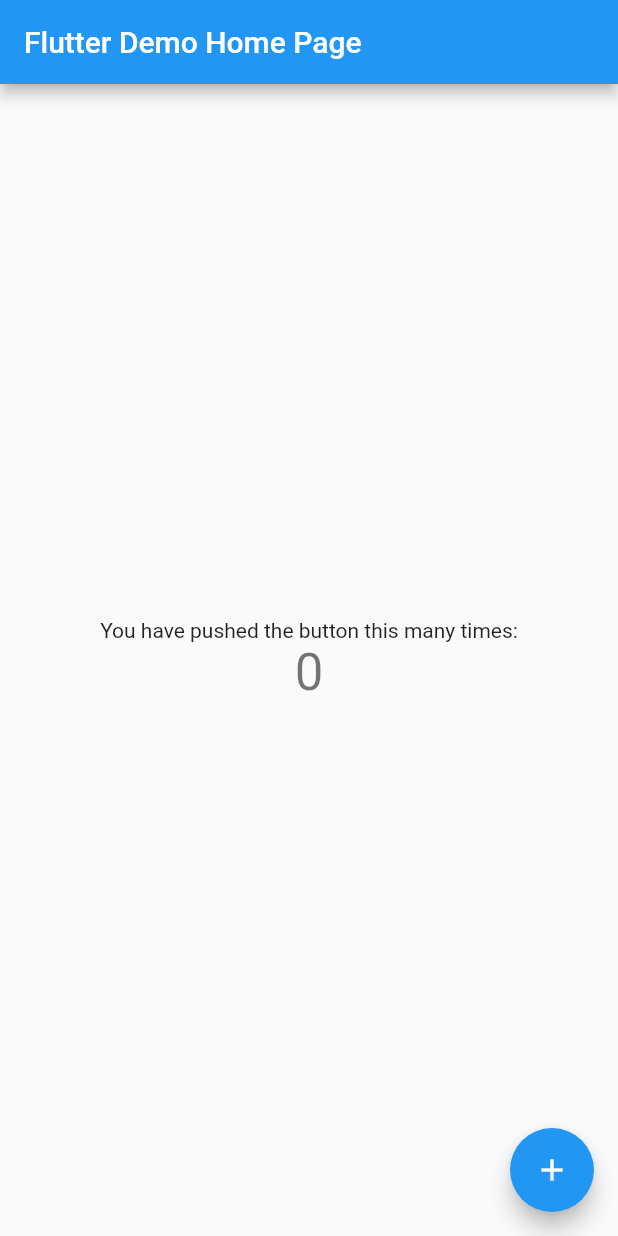
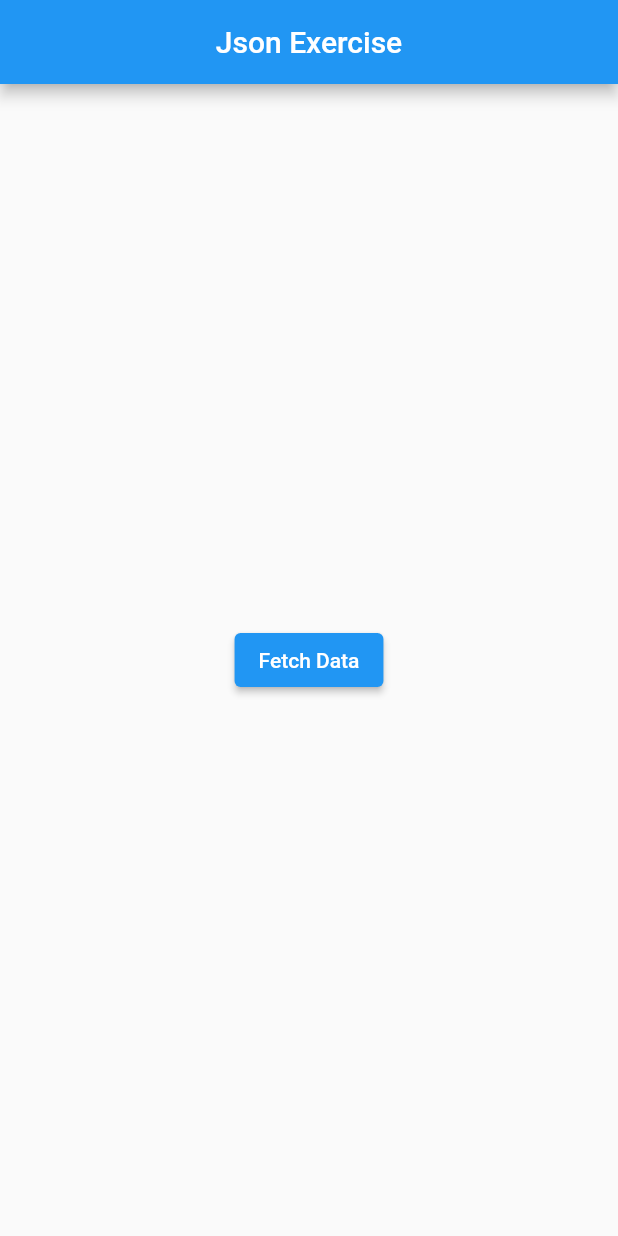
Before and after one commit to hadiuzzaman524/Json-Placeholder-exercise-with-flutter, a Flutter app: the screen it shows after launch, on a phone screen of 412 x 824 dp. Run offline on Flutter 3.47's test engine with Material 2 defaults, Android fonts, the phone set to English and light mode, and no system bars; our stand-ins replace bloc, flutter_bloc.

Commit message:
successfully fetched data

```diff
--- a/jsonex/lib/model/indernet/fetch_data.dart
+++ b/jsonex/lib/cubit/helper_cubit.dart
@@ -1,28 +1,33 @@
+import 'package:bloc/bloc.dart';
 import 'package:flutter/foundation.dart';
-import 'package:flutter/material.dart';
 import 'package:http/http.dart' as http;
+import 'helper_state.dart';
 
-class FetchDataFromInternet {
+class HelperCubit extends Cubit<HelperState> {
+  HelperCubit() : super(InitialState());
 
   Future<void> fetchData() async {
     const String dataUrl = "https://jsonplaceholder.typicode.com/posts";
     try {
+      emit(LoadingState());
       final response = await http.get(Uri.parse(dataUrl));
-
       if (response.statusCode == 200) {
         if (kDebugMode) {
           print("Ok");
           print(response.body);
         }
+        emit(LoadedState(response.body));
       } else {
         if (kDebugMode) {
           print("Status error ${response.statusCode}");
         }
+        emit(ErrorState("Status code ${response.statusCode}"));
       }
     } catch (e) {
       if (kDebugMode) {
         print("Error");
       }
+      emit(ErrorState("Error in fetch data"));
     }
   }
 }
--- /dev/null
+++ b/jsonex/lib/cubit/helper_state.dart
@@ -0,0 +1,27 @@
+class HelperState {
+  HelperState init() {
+    return HelperState();
+  }
+
+  HelperState clone() {
+    return HelperState();
+  }
+}
+
+class InitialState extends HelperState {}
+
+class LoadingState extends HelperState {}
+
+class FetchDataState extends HelperState {}
+
+class LoadedState extends HelperState {
+
+  String jsonBody;
+  LoadedState(this.jsonBody);
+
+}
+
+class ErrorState extends HelperState {
+  String errorMessage;
+  ErrorState(this.errorMessage);
+}
--- a/jsonex/lib/main.dart
+++ b/jsonex/lib/main.dart
@@ -1,4 +1,7 @@
 import 'package:flutter/material.dart';
+import 'package:jsonex/cubit/helper_cubit.dart';
+import 'package:jsonex/screens/home.dart';
+import 'package:flutter_bloc/flutter_bloc.dart';
 
 void main() {
   runApp(const MyApp());
@@ -7,109 +10,16 @@ void main() {
 class MyApp extends StatelessWidget {
   const MyApp({Key? key}) : super(key: key);
 
-  // This widget is the root of your application.
   @override
   Widget build(BuildContext context) {
     return MaterialApp(
-      title: 'Flutter Demo',
       theme: ThemeData(
-        // This is the theme of your application.
-        //
-        // Try running your application with "flutter run". You'll see the
-        // application has a blue toolbar. Then, without quitting the app, try
-        // changing the primarySwatch below to Colors.green and then invoke
-        // "hot reload" (press "r" in the console where you ran "flutter run",
-        // or simply save your changes to "hot reload" in a Flutter IDE).
-        // Notice that the counter didn't reset back to zero; the application
-        // is not restarted.
         primarySwatch: Colors.blue,
       ),
-      home: const MyHomePage(title: 'Flutter Demo Home Page'),
+      home: BlocProvider(
+        create: (context) => HelperCubit(),
+        child: HomePage(),
+      ),
     );
   }
 }
-
-class MyHomePage extends StatefulWidget {
-  const MyHomePage({Key? key, required this.title}) : super(key: key);
-
-  // This widget is the home page of your application. It is stateful, meaning
-  // that it has a State object (defined below) that contains fields that affect
-  // how it looks.
-
-  // This class is the configuration for the state. It holds the values (in this
-  // case the title) provided by the parent (in this case the App widget) and
-  // used by the build method of the State. Fields in a Widget subclass are
-  // always marked "final".
-
-  final String title;
-
-  @override
-  State<MyHomePage> createState() => _MyHomePageState();
-}
-
-class _MyHomePageState extends State<MyHomePage> {
-  int _counter = 0;
-
-  void _incrementCounter() {
-    setState(() {
-      // This call to setState tells the Flutter framework that something has
-      // changed in this State, which causes it to rerun the build method below
-      // so that the display can reflect the updated values. If we changed
-      // _counter without calling setState(), then the build method would not be
-      // called again, and so nothing would appear to happen.
-      _counter++;
-    });
-  }
-
-  @override
-  Widget build(BuildContext context) {
-    // This method is rerun every time setState is called, for instance as done
-    // by the _incrementCounter method above.
-    //
-    // The Flutter framework has been optimized to make rerunning build methods
-    // fast, so that you can just rebuild anything that needs updating rather
-    // than having to individually change instances of widgets.
-    return Scaffold(
-      appBar: AppBar(
-        // Here we take the value from the MyHomePage object that was created by
-        // the App.build method, and use it to set our appbar title.
-        title: Text(widget.title),
-      ),
-      body: Center(
-        // Center is a layout widget. It takes a single child and positions it
-        // in the middle of the parent.
-        child: Column(
-          // Column is also a layout widget. It takes a list of children and
-          // arranges them vertically. By default, it sizes itself to fit its
-          // children horizontally, and tries to be as tall as its parent.
-          //
-          // Invoke "debug painting" (press "p" in the console, choose the
-          // "Toggle Debug Paint" action from the Flutter Inspector in Android
-          // Studio, or the "Toggle Debug Paint" command in Visual Studio Code)
-          // to see the wireframe for each widget.
-          //
-          // Column has various properties to control how it sizes itself and
-          // how it positions its children. Here we use mainAxisAlignment to
-          // center the children vertically; the main axis here is the vertical
-          // axis because Columns are vertical (the cross axis would be
-          // horizontal).
-          mainAxisAlignment: MainAxisAlignment.center,
-          children: <Widget>[
-            const Text(
-              'You have pushed the button this many times:',
-            ),
-            Text(
-              '$_counter',
-              style: Theme.of(context).textTheme.headline4,
-            ),
-          ],
-        ),
-      ),
-      floatingActionButton: FloatingActionButton(
-        onPressed: _incrementCounter,
-        tooltip: 'Increment',
-        child: const Icon(Icons.add),
-      ), // This trailing comma makes auto-formatting nicer for build methods.
-    );
-  }
-}
--- /dev/null
+++ b/jsonex/lib/screens/home.dart
@@ -0,0 +1,51 @@
+import 'package:flutter/material.dart';
+import 'package:flutter_bloc/flutter_bloc.dart';
+import 'package:jsonex/model/data_model.dart';
+
+import '../cubit/helper_cubit.dart';
+import '../cubit/helper_state.dart';
+
+class HomePage extends StatelessWidget {
+  const HomePage({Key? key}) : super(key: key);
+
+  @override
+  Widget build(BuildContext context) {
+    return Scaffold(
+      appBar: AppBar(
+        title: const Text("Json Exercise"),
+        centerTitle: true,
+      ),
+      body: Center(
+        child: BlocBuilder<HelperCubit, HelperState>(
+          builder: (context, state) {
+            if (state is InitialState) {
+              return ElevatedButton(
+                onPressed: () async {
+                  await BlocProvider.of<HelperCubit>(context).fetchData();
+                },
+                child: const Text("Fetch Data"),
+              );
+            }
+            if (state is LoadingState) {
+              return const CircularProgressIndicator();
+            }
+            if (state is LoadedState) {
+              List<Information> list = informationFromJson(state.jsonBody);
+              return ListView.builder(
+                itemBuilder: (ctx, index) {
+                  return ListTile(
+                    title: Text(list[index].title),
+                  );
+                },
+                itemCount: list.length,
+              );
+            } else if (state is ErrorState) {
+              return Text(state.errorMessage);
+            }
+            return Container();
+          },
+        ),
+      ),
+    );
+  }
+}
--- a/jsonex/pubspec.yaml
+++ b/jsonex/pubspec.yaml
@@ -35,6 +35,8 @@ dependencies:
   # Use with the CupertinoIcons class for iOS style icons.
   cupertino_icons: ^1.0.2
   http: ^0.13.4
+  flutter_bloc: ^8.0.1
+  bloc: ^8.0.2
 
 dev_dependencies:
   flutter_test:
```
Also changed, not shown: jsonex/pubspec.lock.
